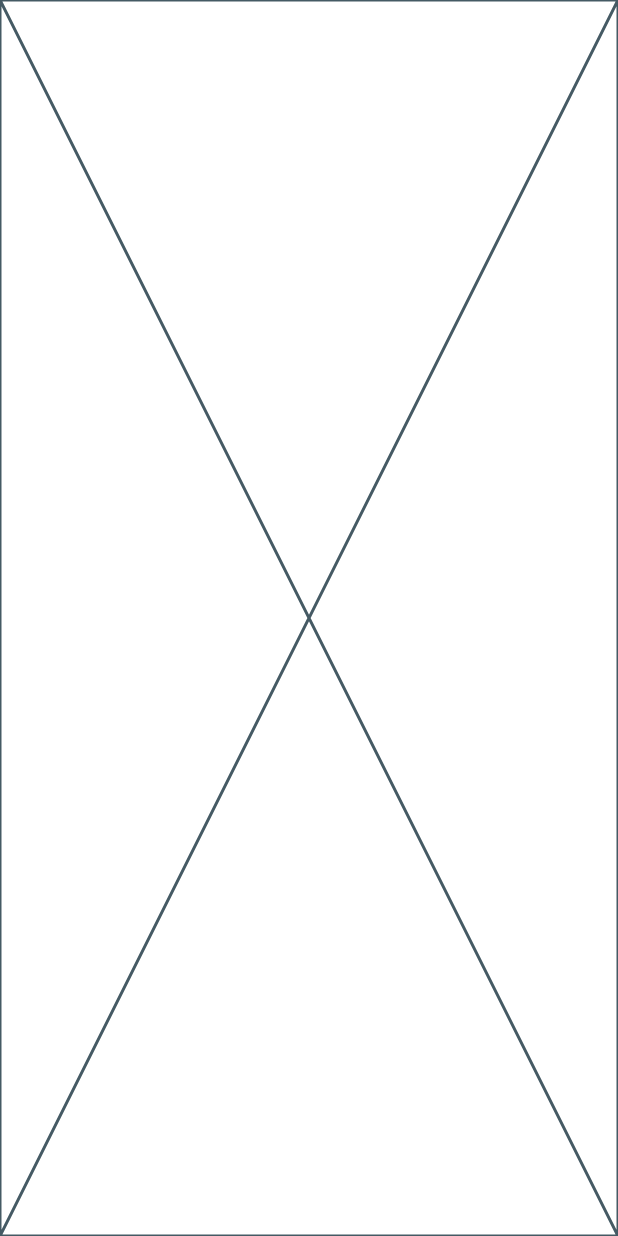
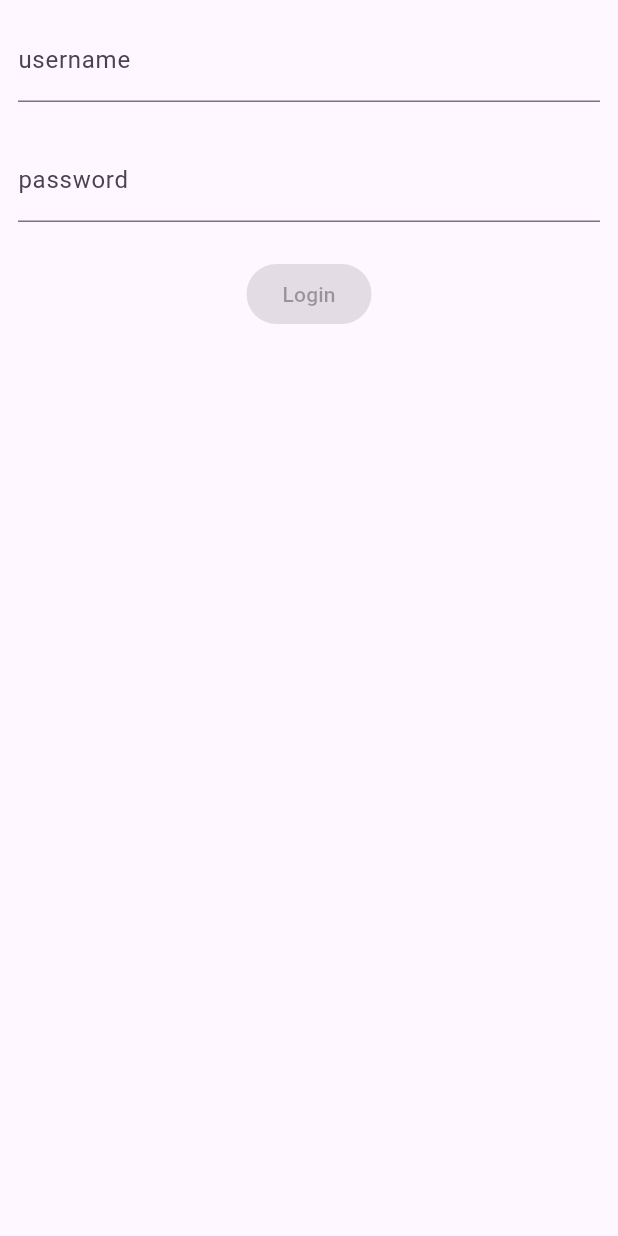
Before and after one commit to ishaquekannoth/bloc-projects, a Flutter app: the screen it shows after launch, on a phone screen of 412 x 824 dp. Run offline on Flutter 3.47's test engine with Material 3 defaults, Android fonts, the phone set to English and light mode, and no system bars; our stand-ins replace bloc, equatable, flutter_bloc, formz; accounts and stored records are empty.

Commit message:
done almost

```diff
--- a/lib/login/bloc/login_bloc.dart
+++ b/lib/login/bloc/login_bloc.dart
@@ -1,3 +1,4 @@
+import 'package:authentication_repository/authentication_repository.dart';
 import 'package:bloc/bloc.dart';
 import 'package:blocprojects/login/model/models.dart';
 import 'package:equatable/equatable.dart';
@@ -7,9 +8,42 @@ part 'login_event.dart';
 part 'login_state.dart';
 
 class LoginBloc extends Bloc<LoginEvent, LoginState> {
-  LoginBloc() : super(const LoginState()) {
+  final AuthenticationRepository _authenticationRepository;
+  LoginBloc({required AuthenticationRepository authenticationRepository})
+      : _authenticationRepository = authenticationRepository,
+        super(const LoginState()) {
     on<LoginEvent>((event, emit) {
-
+      on<LoginUserNameChange>(_onLoginUserNameChange);
+      on<LoginPasswordChange>(_onLoginPasswordChange);
+      on<LoginSubmitted>(_onLoginSubmitted);
     });
   }
+
+  void _onLoginUserNameChange(
+      LoginUserNameChange event, Emitter<LoginState> emit) {
+    final Username userName = Username.dirty(event.userName);
+    emit(state.copyWith(
+        username: userName,
+        isValid: Formz.validate([state.password, userName])));
+  }
+
+  void _onLoginPasswordChange(
+      LoginPasswordChange event, Emitter<LoginState> emit) {
+    final Password password = Password.dirty(event.password);
+    emit(state.copyWith(
+        username: state.username,
+        isValid: Formz.validate([state.username, password])));
+  }
+
+  void _onLoginSubmitted(LoginSubmitted event, Emitter<LoginState> emit) async {
+    if (state.isValid) {
+      emit(state.copyWith(status: FormzSubmissionStatus.inProgress));
+      try {
+        await _authenticationRepository.login(
+            userName: state.username.value, password: state.password.value);
+      } catch (e) {
+        emit(state.copyWith(status: FormzSubmissionStatus.failure));
+      }
+    }
+  }
 }
--- a/lib/login/view/login_form.dart
+++ b/lib/login/view/login_form.dart
@@ -0,0 +1,99 @@
+import 'package:blocprojects/login/bloc/login_bloc.dart';
+import 'package:flutter/material.dart';
+import 'package:flutter_bloc/flutter_bloc.dart';
+import 'package:formz/formz.dart';
+
+class LoginForm extends StatelessWidget {
+  const LoginForm({super.key});
+
+  @override
+  Widget build(BuildContext context) {
+    return BlocListener<LoginBloc, LoginState>(
+      listener: (context, state) {
+        if (state.status.isFailure) {
+          ScaffoldMessenger.of(context)
+            ..hideCurrentSnackBar()
+            ..showSnackBar(
+              const SnackBar(content: Text('Authentication Failure')),
+            );
+        }
+      },
+      child: Align(
+        alignment: const Alignment(0, -1 / 3),
+        child: Column(
+          children: [
+            _UserNameInput(),
+            const Padding(padding: EdgeInsets.all(12)),
+            _PasswordInput(),
+            const Padding(padding: EdgeInsets.all(12)),
+            _LoginButton()
+          ],
+        ),
+      ),
+    );
+  }
+}
+
+class _UserNameInput extends StatelessWidget {
+  @override
+  Widget build(BuildContext context) {
+    return BlocBuilder<LoginBloc, LoginState>(
+      buildWhen: (previous, current) => previous.username != current.username,
+      builder: (context, state) {
+        return TextField(
+          key: const Key('loginForm_usernameInput_textField'),
+          onChanged: (value) => context
+              .read<LoginBloc>()
+              .add(LoginUserNameChange(userName: value)),
+          decoration: InputDecoration(
+            labelText: 'username',
+            errorText:
+                state.username.displayError != null ? 'invalid username' : null,
+          ),
+        );
+      },
+    );
+  }
+}
+
+class _PasswordInput extends StatelessWidget {
+  @override
+  Widget build(BuildContext context) {
+    return BlocBuilder<LoginBloc, LoginState>(
+      buildWhen: (previous, current) => previous.password != current.password,
+      builder: (context, state) {
+        return TextField(
+          key: const Key('loginForm_passwordInput_textField'),
+          onChanged: (value) => context
+              .read<LoginBloc>()
+              .add(LoginPasswordChange(password: value)),
+          decoration: InputDecoration(
+            labelText: 'password',
+            errorText:
+                state.username.displayError != null ? 'invalid password' : null,
+          ),
+        );
+      },
+    );
+  }
+}
+
+class _LoginButton extends StatelessWidget {
+  @override
+  Widget build(BuildContext context) {
+    return BlocBuilder<LoginBloc, LoginState>(
+      builder: (context, state) {
+        if (state.status.isInProgress) {
+          return const CircularProgressIndicator();
+        } else {
+          return ElevatedButton(
+              key: const Key('loginForm_continue_raisedButton'),
+              onPressed: state.isValid
+                  ? () => context.read<LoginBloc>().add(LoginSubmitted())
+                  : null,
+              child: const Text("Login"));
+        }
+      },
+    );
+  }
+}
--- a/lib/login/view/login_page.dart
+++ b/lib/login/view/login_page.dart
@@ -1,4 +1,8 @@
+import 'package:authentication_repository/authentication_repository.dart';
+import 'package:blocprojects/login/bloc/login_bloc.dart';
+import 'package:blocprojects/login/view/login_form.dart';
 import 'package:flutter/material.dart';
+import 'package:flutter_bloc/flutter_bloc.dart';
 
 class LoginPage extends StatelessWidget {
   const LoginPage({super.key});
@@ -8,6 +12,20 @@ class LoginPage extends StatelessWidget {
 
   @override
   Widget build(BuildContext context) {
-    return const Placeholder();
+    return SafeArea(
+      child: Scaffold(
+        body: Padding(
+          padding: const EdgeInsets.all(12),
+          child: Center(
+            child: BlocProvider(
+              create: (context) => LoginBloc(
+                  authenticationRepository:
+                      RepositoryProvider.of<AuthenticationRepository>(context)),
+              child: const LoginForm(),
+            ),
+          ),
+        ),
+      ),
+    );
   }
 }
```
Also changed, not shown: lib/home/view/home_page.dart (+22 -1 lines).
